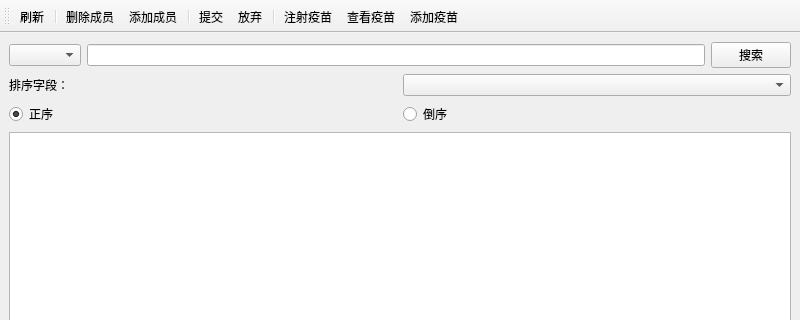
Qt form mainwindow.ui (LiYulin-s/CommunityVaccine) before a commit; both pictures show x 0 to 800 and y 0 to 320 of the 800 by 600 pixel window.
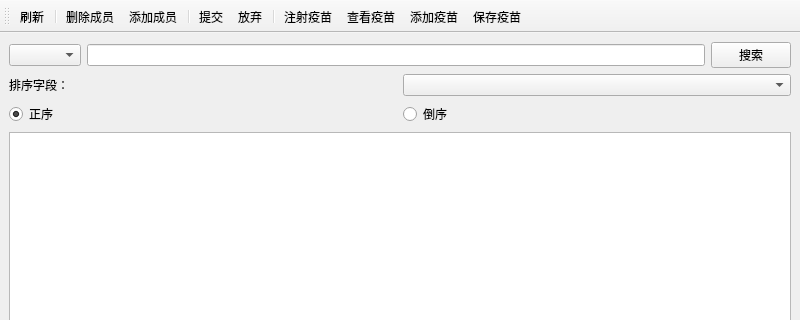
The same form after that commit.

Commit message: 疫苗管理初步实现

Diff of the .ui file:
```diff
--- a/mainwindow.ui
+++ b/mainwindow.ui
@@ -110,6 +110,7 @@
    <addaction name="actGetVac"/>
    <addaction name="actCheckV"/>
    <addaction name="actAddV"/>
+   <addaction name="actSaveV"/>
   </widget>
   <widget class="QStatusBar" name="statusBar"/>
   <action name="actAdd">
@@ -170,6 +171,11 @@
     <string>Esc</string>
    </property>
   </action>
+  <action name="actSaveV">
+   <property name="text">
+    <string>保存疫苗</string>
+   </property>
+  </action>
  </widget>
  <resources/>
  <connections/>
```
The commit also changes 6 other files.
